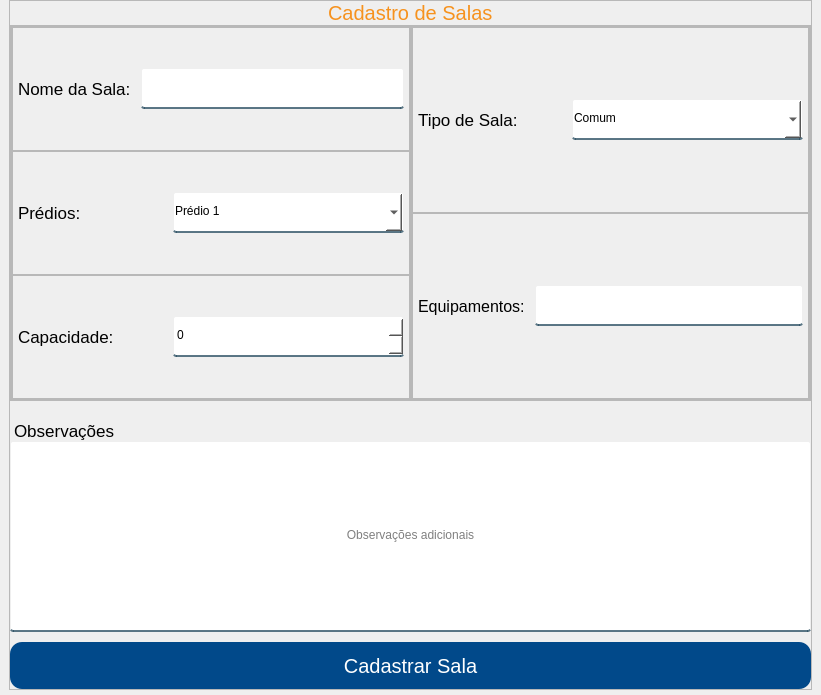
Before: the Qt Designer form App/view/ui/cadastroSalas.ui in Senac-SOR-ADS/Mapa-de-Sala, drawn with Qt 5.
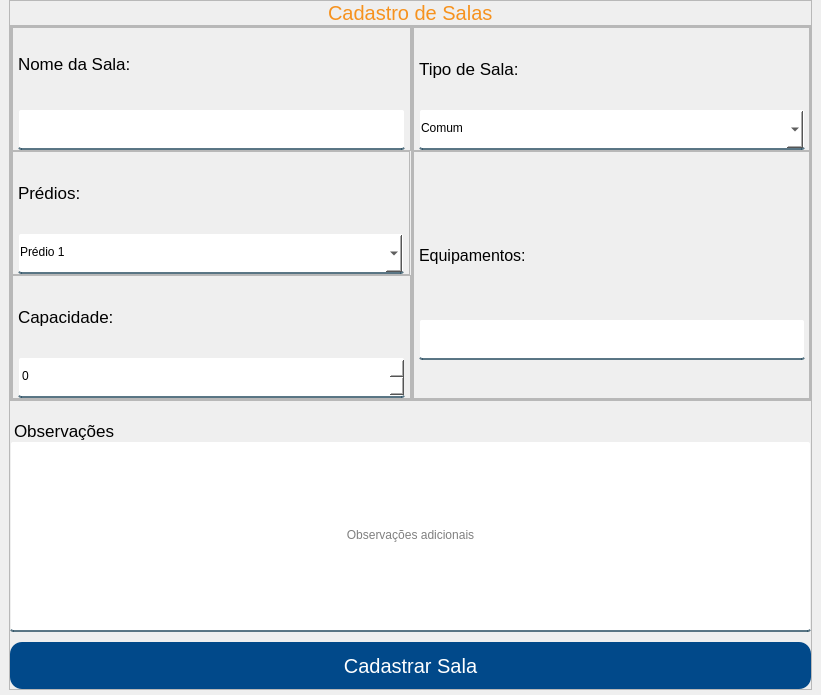
After: the same form once the commit is applied.

Commit message:
mudando telas
fiz alteração na tela de salas, cursos e editar cursos, porém a de cursos não farei commit agora pois ainda falta arrumar a questão do layout em um campo que está sobrepondo outro e na de sala só falta um campo para manter ele exato com os outros

Patch:
```diff
--- a/App/view/ui/cadastroSalas.ui
+++ b/App/view/ui/cadastroSalas.ui
@@ -171,7 +171,7 @@
               <property name="frameShadow">
                <enum>QFrame::Raised</enum>
               </property>
-              <layout class="QHBoxLayout" name="horizontalLayout">
+              <layout class="QVBoxLayout" name="verticalLayout_7">
                <property name="spacing">
                 <number>10</number>
                </property>
@@ -217,13 +217,25 @@
             </item>
             <item>
              <widget class="QFrame" name="frame_3">
+              <property name="minimumSize">
+               <size>
+                <width>398</width>
+                <height>124</height>
+               </size>
+              </property>
+              <property name="maximumSize">
+               <size>
+                <width>398</width>
+                <height>124</height>
+               </size>
+              </property>
               <property name="frameShape">
                <enum>QFrame::StyledPanel</enum>
               </property>
               <property name="frameShadow">
                <enum>QFrame::Raised</enum>
               </property>
-              <layout class="QHBoxLayout" name="horizontalLayout_2">
+              <layout class="QVBoxLayout" name="verticalLayout_9">
                <property name="spacing">
                 <number>0</number>
                </property>
@@ -294,7 +306,7 @@
               <property name="frameShadow">
                <enum>QFrame::Raised</enum>
               </property>
-              <layout class="QHBoxLayout" name="horizontalLayout_3">
+              <layout class="QVBoxLayout" name="verticalLayout_8">
                <property name="spacing">
                 <number>0</number>
                </property>
@@ -346,6 +358,12 @@
          </item>
          <item>
           <widget class="QFrame" name="frame_8">
+           <property name="maximumSize">
+            <size>
+             <width>398</width>
+             <height>16777215</height>
+            </size>
+           </property>
            <property name="frameShape">
             <enum>QFrame::StyledPanel</enum>
            </property>
@@ -370,13 +388,25 @@
             </property>
             <item>
              <widget class="QFrame" name="frame_6">
+              <property name="minimumSize">
+               <size>
+                <width>398</width>
+                <height>124</height>
+               </size>
+              </property>
+              <property name="maximumSize">
+               <size>
+                <width>398</width>
+                <height>124</height>
+               </size>
+              </property>
               <property name="frameShape">
                <enum>QFrame::StyledPanel</enum>
               </property>
               <property name="frameShadow">
                <enum>QFrame::Raised</enum>
               </property>
-              <layout class="QHBoxLayout" name="horizontalLayout_4">
+              <layout class="QVBoxLayout" name="verticalLayout_6">
                <property name="spacing">
                 <number>0</number>
                </property>
@@ -454,13 +484,19 @@
             </item>
             <item>
              <widget class="QFrame" name="frame_7">
+              <property name="minimumSize">
+               <size>
+                <width>398</width>
+                <height>124</height>
+               </size>
+              </property>
               <property name="frameShape">
                <enum>QFrame::StyledPanel</enum>
               </property>
               <property name="frameShadow">
                <enum>QFrame::Raised</enum>
               </property>
-              <layout class="QHBoxLayout" name="horizontalLayout_5">
+              <layout class="QVBoxLayout" name="verticalLayout_5">
                <property name="spacing">
                 <number>10</number>
                </property>
@@ -478,6 +514,18 @@
                </property>
                <item>
                 <widget class="QLabel" name="label_4">
+                 <property name="minimumSize">
+                  <size>
+                   <width>386</width>
+                   <height>81</height>
+                  </size>
+                 </property>
+                 <property name="maximumSize">
+                  <size>
+                   <width>110</width>
+                   <height>30</height>
+                  </size>
+                 </property>
                  <property name="font">
                   <font>
                    <pointsize>12</pointsize>
```
Left out of the diff: 2 changed lines with no effect on the pictures.
